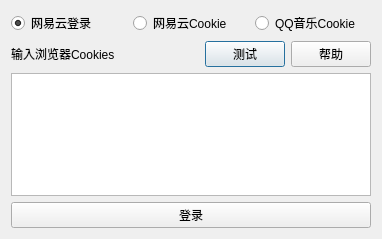
Before: the Qt Designer form order_player/logindialog.ui in iwxyi/Bilibili-MagicalDanmaku, drawn with Qt 5.
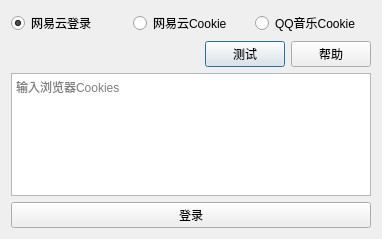
After: the same form once the commit is applied.

Commit message: 添加绿钻可能失效的说明

The edit to the form file:
```diff
--- a/order_player/logindialog.ui
+++ b/order_player/logindialog.ui
@@ -164,7 +164,7 @@
          <item>
           <widget class="QLabel" name="label_3">
            <property name="text">
-            <string>输入浏览器Cookies</string>
+            <string/>
            </property>
           </widget>
          </item>
@@ -198,7 +198,11 @@
         </layout>
        </item>
        <item>
-        <widget class="QPlainTextEdit" name="cookieEdit"/>
+        <widget class="QPlainTextEdit" name="cookieEdit">
+         <property name="placeholderText">
+          <string>输入浏览器Cookies</string>
+         </property>
+        </widget>
        </item>
       </layout>
      </widget>
```
The commit also changes 1 other file.
